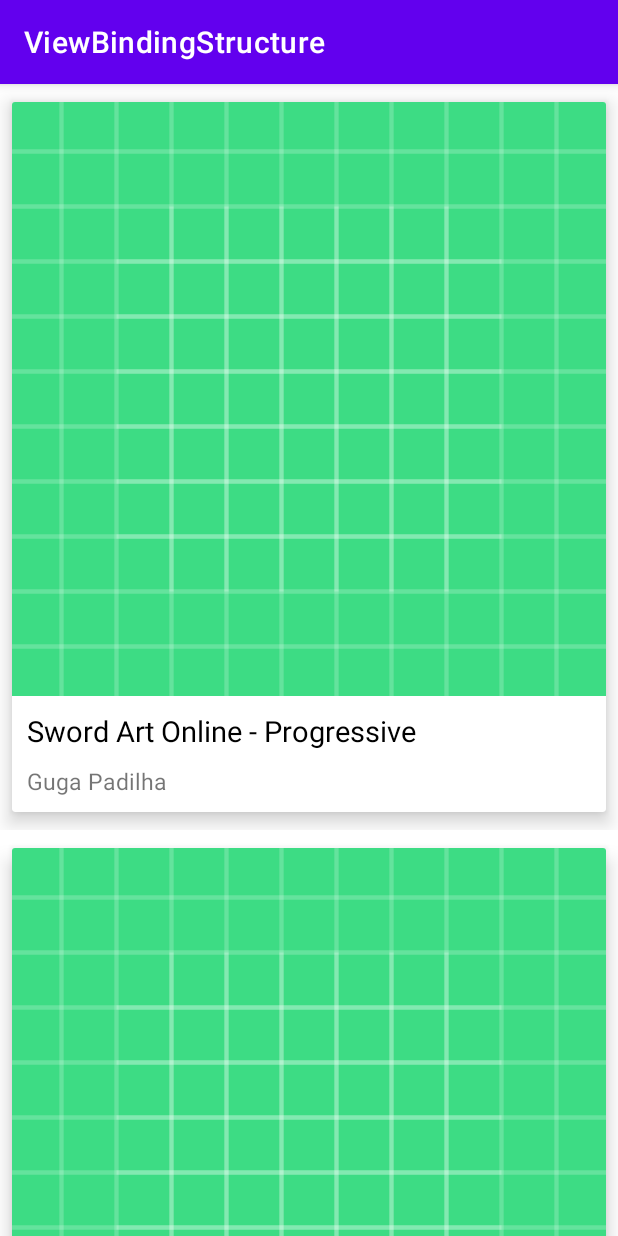
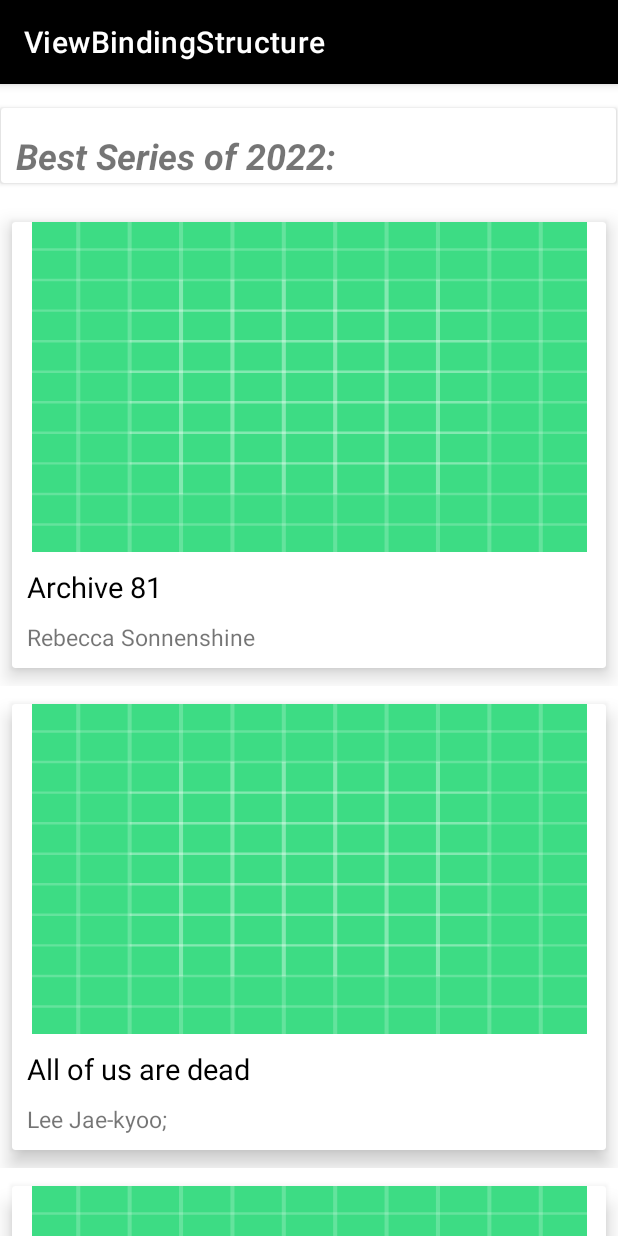
Before and after one commit to gugapadilha/viewbinding-structure, an Android app: the screen it shows after launch (RecyclerViewViewBindingExampleActivity), on a phone screen of 412 x 824 dp. Run offline under Robolectric (Android 15) with nearby library versions, the phone set to English and light mode, and no system bars; pictures from the network do not load.

Commit message:
recyclerViewOnViewBinding

```diff
--- a/app/src/main/AndroidManifest.xml
+++ b/app/src/main/AndroidManifest.xml
@@ -23,6 +23,6 @@
         </activity>
     </application>
 
-    <uses-permission android:name="android.permission.INTERNET" />
+    <uses-permission android:name="android.permission.INTERNET"></uses-permission>
 
 </manifest>
--- a/app/src/main/java/com/example/viewbindingstructure/recyclerviewexample/DataSource.kt
+++ b/app/src/main/java/com/example/viewbindingstructure/recyclerviewexample/DataSource.kt
@@ -11,50 +11,42 @@ class DataSource {
             val list = ArrayList<Live>()
             list.add(
                 Live(
-                    "Sword Art Online - Progressive",
-                    "Guga Padilha",
-                    "https://sucodemanga.com.br/wp-content/uploads/2021/11/sao-progressive-capa.webp",
-                    "https://www.youtube.com/watch?v=59knIuqQ1rU&ab_channel=Matt"
+                    "Archive 81",
+                    "Rebecca Sonnenshine",
+                    "https://epipoca.com.br/wp-content/uploads/2022/01/Arquivo-81-critia.jpeg",
+                    "https://www.youtube.com/watch?v=ibxKEqxARkE&ab_channel=Netflix"
                 )
             )
             list.add(
                 Live(
-                    "Sword Art Online - Progressive",
-                    "Guga Padilha",
-                    "https://sucodemanga.com.br/wp-content/uploads/2021/11/sao-progressive-capa.webp",
-                    "https://www.youtube.com/watch?v=59knIuqQ1rU&ab_channel=Matt"
+                    "All of us are dead",
+                    "Lee Jae-kyoo;",
+                    "https://img.ibxk.com.br/2022/02/04/04144437005231.jpg",
+                    "https://www.youtube.com/watch?v=bmbl65oiUgA&ab_channel=NetflixBrasil"
                 )
             )
             list.add(
                 Live(
-                    "Sword Art Online - Progressive",
+                    "The Witcher - Season 2",
                     "Guga Padilha",
-                    "https://sucodemanga.com.br/wp-content/uploads/2021/11/sao-progressive-capa.webp",
-                    "https://www.youtube.com/watch?v=59knIuqQ1rU&ab_channel=Matt"
+                    "https://files.tecnoblog.net/wp-content/uploads/2020/01/the-witcher-netflix.jpg",
+                    "https://www.youtube.com/watch?v=OtLG_mWdZZg&ab_channel=NetflixBrasil"
                 )
             )
             list.add(
                 Live(
-                    "Sword Art Online - Progressive",
-                    "Guga Padilha",
-                    "https://sucodemanga.com.br/wp-content/uploads/2021/11/sao-progressive-capa.webp",
-                    "https://www.youtube.com/watch?v=59knIuqQ1rU&ab_channel=Matt"
+                    "Peaky Blinders - Final Season",
+                    "Steven Knighta",
+                    "https://tm.ibxk.com.br/2020/11/19/19150622444261.jpg?ims=1200x675",
+                    "https://www.youtube.com/watch?v=2nsT9uQPIrk&ab_channel=BBC"
                 )
             )
             list.add(
                 Live(
-                    "Sword Art Online - Progressive",
-                    "Guga Padilha",
-                    "https://sucodemanga.com.br/wp-content/uploads/2021/11/sao-progressive-capa.webp",
-                    "https://www.youtube.com/watch?v=59knIuqQ1rU&ab_channel=Matt"
-                )
-            )
-            list.add(
-                Live(
-                    "Sword Art Online - Progressive",
-                    "Guga Padilha",
-                    "https://sucodemanga.com.br/wp-content/uploads/2021/11/sao-progressive-capa.webp",
-                    "https://www.youtube.com/watch?v=59knIuqQ1rU&ab_channel=Matt"
+                    "The Sinner - Final Season",
+                    "Derek Simonds",
+                    "https://img.ibxk.com.br/2021/11/17/17225640868012.jpg",
+                    "https://www.youtube.com/watch?v=kFJbvqZ609w&ab_channel=TVPromos"
                 )
             )
 
--- a/app/src/main/res/layout/activity_recycler_view_view_example.xml
+++ b/app/src/main/res/layout/activity_recycler_view_view_example.xml
@@ -10,5 +10,30 @@
     <androidx.recyclerview.widget.RecyclerView
         android:id="@+id/recyclerview"
         android:layout_width="match_parent"
-        android:layout_height="match_parent" />
+        android:layout_height="match_parent"
+        android:layout_marginTop="80dp"
+        app:layout_constraintEnd_toEndOf="parent"
+        app:layout_constraintHorizontal_bias="0.0"
+        app:layout_constraintStart_toStartOf="parent"
+        app:layout_constraintTop_toTopOf="parent" />
+
+    <androidx.cardview.widget.CardView
+        android:layout_width="410dp"
+        android:layout_height="50dp"
+        app:layout_constraintBottom_toTopOf="@+id/recyclerview"
+        app:layout_constraintEnd_toEndOf="parent"
+        app:layout_constraintHorizontal_bias="0.234"
+        app:layout_constraintStart_toStartOf="parent"
+        app:layout_constraintTop_toTopOf="parent"
+        app:layout_constraintVertical_bias="0.533" >
+
+        <TextView
+            android:layout_width="wrap_content"
+            android:layout_height="wrap_content"
+            android:layout_marginLeft="10dp"
+            android:layout_marginTop="15dp"
+            android:text="Best Series of 2022:"
+            android:textSize="24sp"
+            android:textStyle="bold|italic" />
+    </androidx.cardview.widget.CardView>
 </androidx.constraintlayout.widget.ConstraintLayout>
--- a/app/src/main/res/layout/res_item_live.xml
+++ b/app/src/main/res/layout/res_item_live.xml
@@ -23,8 +23,8 @@
 
             <ImageView
                 android:id="@+id/thumbnail"
-                android:layout_width="match_parent"
-                android:layout_height="0dp"
+                android:layout_width="370dp"
+                android:layout_height="220dp"
                 android:layout_margin="0dp"
                 android:adjustViewBounds="true"
                 android:padding="0dp"
--- a/app/src/main/res/values/themes.xml
+++ b/app/src/main/res/values/themes.xml
@@ -2,8 +2,8 @@
     <!-- Base application theme. -->
     <style name="Theme.ViewBindingStructure" parent="Theme.MaterialComponents.DayNight.DarkActionBar">
         <!-- Primary brand color. -->
-        <item name="colorPrimary">@color/purple_500</item>
-        <item name="colorPrimaryVariant">@color/purple_700</item>
+        <item name="colorPrimary">@color/black</item>
+        <item name="colorPrimaryVariant">@color/black</item>
         <item name="colorOnPrimary">@color/white</item>
         <!-- Secondary brand color. -->
         <item name="colorSecondary">@color/teal_200</item>
```
